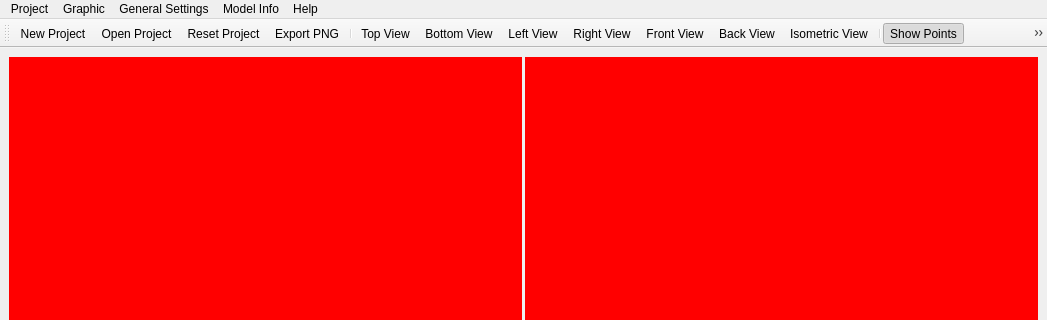
This is pulse/interface/ui_files/main_window.ui in open-pulse/OpenPulse as Qt 5 draws it before an edit; both pictures show x 0 to 1047 and y 0 to 320 of the 1047 by 681 pixel window. The edited form follows.
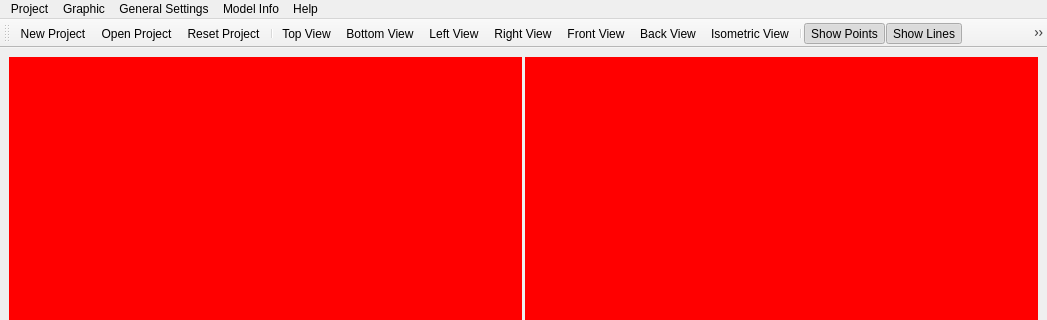
This is the edited form. Icons and pictures are not drawn.

Patch:
```diff
--- a/pulse/interface/ui_files/main_window.ui
+++ b/pulse/interface/ui_files/main_window.ui
@@ -186,7 +186,6 @@
    <addaction name="action_new_project"/>
    <addaction name="action_open_project"/>
    <addaction name="action_reset"/>
-   <addaction name="action_export_png"/>
    <addaction name="separator"/>
    <addaction name="action_top_view"/>
    <addaction name="action_bottom_view"/>
@@ -201,8 +200,6 @@
    <addaction name="action_show_tubes"/>
    <addaction name="action_show_symbols"/>
    <addaction name="separator"/>
-   <addaction name="action_hide_selection"/>
-   <addaction name="action_unhide_all"/>
   </widget>
   <action name="action_new_project">
    <property name="icon">
```
Left out of the diff: 35 changed lines with no effect on the pictures.
